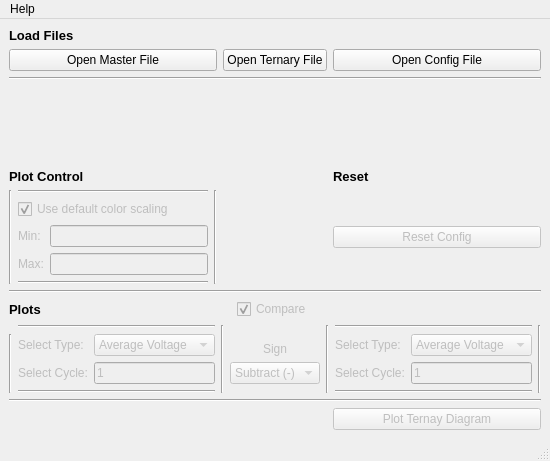
First picture: the form in phase-diagram/view/app.ui, repository abdullahsumbal/data-analysis, before the edit.
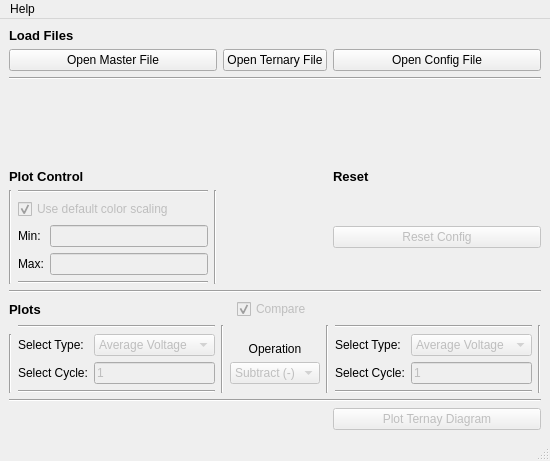
Second picture: the form after the edit.

Commit message: changed ui name to more specific

```diff
--- a/phase-diagram/view/app.ui
+++ b/phase-diagram/view/app.ui
@@ -93,7 +93,7 @@
         <item row="2" column="1">
          <widget class="QLabel" name="label_9">
           <property name="enabled">
-           <bool>false</bool>
+           <bool>true</bool>
           </property>
           <property name="text">
            <string>Min:</string>
@@ -130,7 +130,7 @@
         <item row="3" column="1">
          <widget class="QLabel" name="label_10">
           <property name="enabled">
-           <bool>false</bool>
+           <bool>true</bool>
           </property>
           <property name="text">
            <string>Max:</string>
@@ -279,7 +279,7 @@
         <item row="2" column="1">
          <widget class="QLabel" name="label_5">
           <property name="enabled">
-           <bool>false</bool>
+           <bool>true</bool>
           </property>
           <property name="text">
            <string>Select Cycle:</string>
@@ -302,7 +302,7 @@
         <item row="1" column="1">
          <widget class="QLabel" name="label_4">
           <property name="enabled">
-           <bool>false</bool>
+           <bool>true</bool>
           </property>
           <property name="text">
            <string>Select Type:</string>
@@ -343,7 +343,7 @@
         <item row="1" column="6">
          <widget class="QLabel" name="label_6">
           <property name="enabled">
-           <bool>false</bool>
+           <bool>true</bool>
           </property>
           <property name="text">
            <string>Select Type:</string>
@@ -353,7 +353,7 @@
         <item row="2" column="6">
          <widget class="QLabel" name="label_7">
           <property name="enabled">
-           <bool>false</bool>
+           <bool>true</bool>
           </property>
           <property name="text">
            <string>Select Cycle:</string>
@@ -363,10 +363,10 @@
         <item row="1" column="4">
          <widget class="QLabel" name="label_8">
           <property name="enabled">
-           <bool>false</bool>
+           <bool>true</bool>
           </property>
           <property name="text">
-           <string>Sign</string>
+           <string>Operation</string>
           </property>
           <property name="alignment">
            <set>Qt::AlignBottom|Qt::AlignHCenter</set>
```
Left out of the diff: 24 changed lines with no effect on the pictures. The commit also changes 1 other file.
